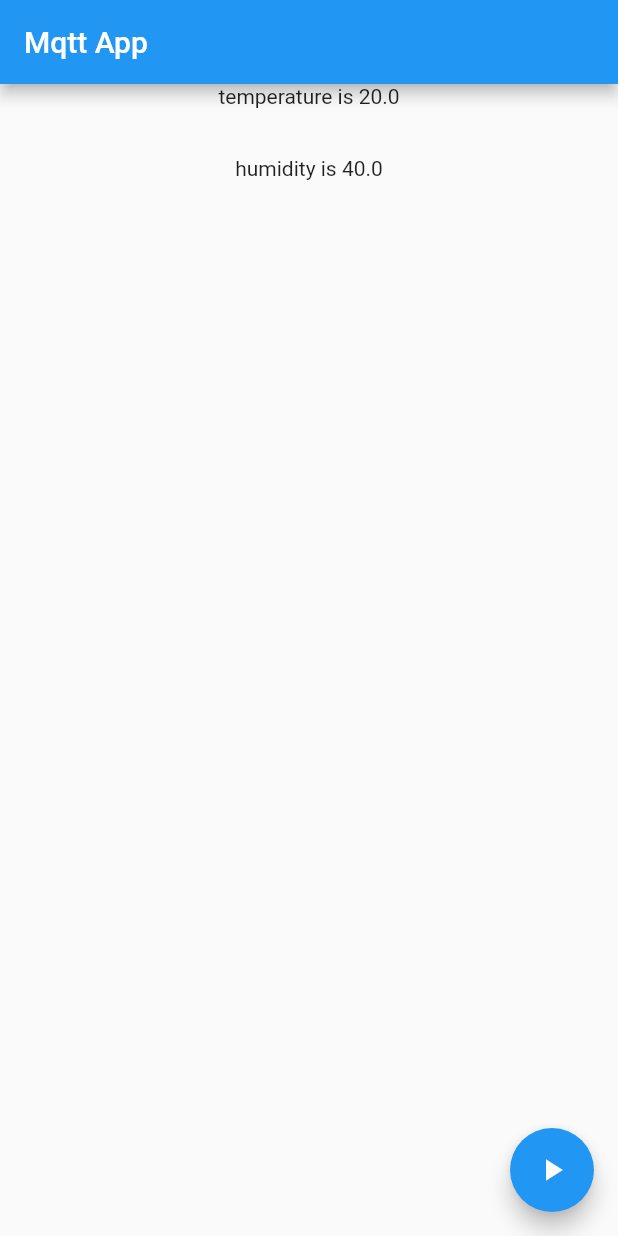
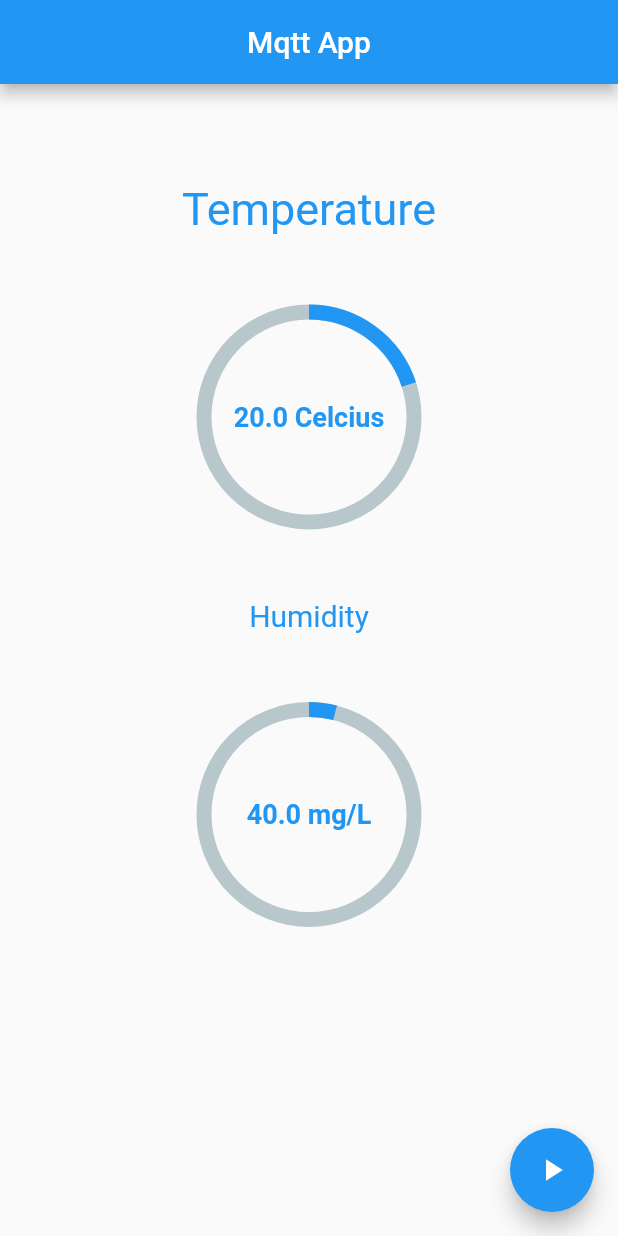
Before and after one commit to MBarakatTomatiki/mqtt-flutter, a Flutter app: the screen it shows after launch, after a tap on the "play arrow" icon, on a phone screen of 412 x 824 dp. Run offline on Flutter 3.47's test engine with Material 2 defaults, Android fonts, the phone set to English and light mode, and no system bars; drawn by our look-alikes of percent_indicator; missing offline and left inert: mqtt_client.

Commit message:
final code

```diff
--- a/lib/main.dart
+++ b/lib/main.dart
@@ -2,7 +2,7 @@ import 'package:flutter/material.dart';
 import 'package:mqtt_client/mqtt_client.dart';
 import 'dart:async';
 import 'dart:io';
-
+import 'package:percent_indicator/circular_percent_indicator.dart';
 
 void main() => runApp(MyApp());
 
@@ -14,6 +14,7 @@ class MyApp extends StatelessWidget {
       theme: ThemeData(
         primarySwatch: Colors.blue,
       ),
+      debugShowCheckedModeBanner: false,
       home: HomeApp(),
     );
   }
@@ -24,11 +25,8 @@ class HomeApp extends StatefulWidget {
   _HomeAppState createState() => _HomeAppState();
 }
 
-
 class _HomeAppState extends State<HomeApp> {
-
-  static final String broker = "soldier.cloudmqtt.com";
-
+  static String broker = "soldier.cloudmqtt.com";
   int port = 10755;
   String username = 'aypgvnsq';
   String passwd = 'vsbiDXU4OIlB';
@@ -37,6 +35,8 @@ class _HomeAppState extends State<HomeApp> {
   double _temp = 20;
   double _humd = 40;
 
+
+
 //  mqtt.MqttConnectionState connectionState;
 
   //StreamSubscription subscription;
@@ -44,7 +44,7 @@ class _HomeAppState extends State<HomeApp> {
 
   //
 
-  final MqttClient client = MqttClient(broker, '');
+  MqttClient client = MqttClient(broker, '');
 
   Future<void> _connect() async {
     /// A websocket URL must start with ws:// or wss:// or Dart will throw an exception, consult your websocket MQTT broker
@@ -57,19 +57,27 @@ class _HomeAppState extends State<HomeApp> {
     /// You can also supply your own websocket protocol list or disable this feature using the websocketProtocols
     /// setter, read the API docs for further details here, the vast majority of brokers will support the client default
     /// list so in most cases you can ignore this.
-  client.port = port;
+    // client.port = port;
 
     /// Set logging on if needed, defaults to off
-  client.logging(on: false);
+    // client.logging(on: false);
 
     /// If you intend to use a keep alive value in your connect message that is not the default(60s)
     /// you must set it here
-  client.keepAlivePeriod = 20;
+    /// client.keepAlivePeriod = 20;
 
     /// Add the unsolicited disconnection callback
     client.onDisconnected = onDisconnected;
 
     /// Add the successful connection callback
+    client.onConnected = onConnected;
+
+    //
+    client = MqttClient(broker, '');
+    client.port = port;
+    client.logging(on: true);
+    client.keepAlivePeriod = 30;
+    client.onDisconnected = onDisconnected;
     client.onConnected = onConnected;
 
     /// Add a subscribed callback, there is also an unsubscribed callback if you need it.
@@ -88,11 +96,9 @@ class _HomeAppState extends State<HomeApp> {
     /// and clean session, an example of a specific one below.
     final MqttConnectMessage connMess = MqttConnectMessage()
         .withClientIdentifier(clientIdentifier)
-      .keepAliveFor(20) // Must agree with the keep alive set above or not set
-      .withWillTopic('willtopic') // If you set this you must set a will message
-      .withWillMessage('My Will message')
         .startClean() // Non persistent session for testing
-      .withWillQos(MqttQos.atLeastOnce);
+        .keepAliveFor(30)
+        .withWillQos(MqttQos.atMostOnce);
     print('EXAMPLE::Mosquitto client connecting....');
     client.connectionMessage = connMess;
 
@@ -100,7 +106,7 @@ class _HomeAppState extends State<HomeApp> {
     /// in some circumstances the broker will just disconnect us, see the spec about this, we however eill
     /// never send malformed messages.
     try {
-    await client.connect();
+      await client.connect(username, passwd);
     } on Exception catch (e) {
       print('EXAMPLE::client exception - $e');
       client.disconnect();
@@ -130,7 +136,9 @@ class _HomeAppState extends State<HomeApp> {
           MqttPublishPayload.bytesToStringAsString(recMess.payload.message);
 
       setState(() {
+        if (c[0].topic == topic) {
           _temp = double.parse(pt);
+        }
       });
 
       /// The above may seem a little convoluted for users only interested in the
@@ -144,20 +152,23 @@ class _HomeAppState extends State<HomeApp> {
       const String topic2 = 'humd'; // Not a wildcard topic
       client.subscribe(topic2, MqttQos.atLeastOnce);
 
-    client.updates.listen((List<MqttReceivedMessage<MqttMessage>> d)
-    {
+      client.updates.listen((List<MqttReceivedMessage<MqttMessage>> d) {
         final MqttPublishMessage recMess2 = d[0].payload;
-      final String ph = MqttPublishPayload.bytesToStringAsString(recMess2.payload.message);
+        final String ph =
+            MqttPublishPayload.bytesToStringAsString(recMess2.payload.message);
         setState(() {
+          if (d[0].topic == topic2) {
             _humd = double.parse(ph);
+            if (_humd>999){
+              _humd = 999;
+            }
+          }
         });
 
         print(
             'EXAMPLE::Change notification:: topic is <${d[0].topic}>, payload is <-- $ph -->');
         print('');
-    }
-    );
-
+      });
     });
 
     /// If needed you can listen for published messages that have completed the publishing
@@ -169,8 +180,8 @@ class _HomeAppState extends State<HomeApp> {
     });
 
     print('EXAMPLE::Disconnecting');
-  client.disconnect();
-  return 0;
+    // client.disconnect();
+    // return 0;
   }
 
   /// The subscribed callback
@@ -198,23 +209,77 @@ void pong() {
     print('EXAMPLE::Ping response client callback invoked');
   }
 
-
   @override
   Widget build(BuildContext context) {
     return Scaffold(
       appBar: AppBar(
         title: Text('Mqtt App'),
+        centerTitle: true,
       ),
-      body: Center(
-          child: Column(
+      body: Column(
         children: [
-          Text('temperature is $_temp'),
           Padding(
-            padding: EdgeInsets.all(16.0),
+            padding: EdgeInsets.all(30.0),
           ),
-          Text('humidity is $_humd'),
+          Padding(
+            padding: EdgeInsets.all(6.0),
+            child: Container(
+              child: Center(
+                child: Text(
+                  'Temperature',
+                  style: TextStyle(color: Colors.blue, fontSize: 30.0),
+                ),
+              ),
+            ),
+          ),
+          Padding(
+            padding: EdgeInsets.all(20.0),
+          ),
+          CircularPercentIndicator(
+            radius: 150.0,
+            lineWidth: 10.0,
+            percent: (_temp / 100),
+            center: Text(
+              "$_temp Celcius",
+              style: TextStyle(
+                color: Colors.blue,
+                fontSize: 18.0,
+                fontWeight: FontWeight.bold,
+              ),
+            ),
+            progressColor: Colors.blue,
+          ),
+          Padding(
+            padding: EdgeInsets.all(20.0),
+          ),
+          Padding(
+            padding: EdgeInsets.all(6.0),
+            child: Container(
+              child: Center(
+                child: Text('Humidity',
+                    style: TextStyle(color: Colors.blue, fontSize: 20.0)),
+              ),
+            ),
+          ),
+          Padding(
+            padding: EdgeInsets.all(20.0),
+          ),
+          CircularPercentIndicator(
+            radius: 150.0,
+            lineWidth: 10.0,
+            percent: (_humd/1000),
+            center: Text(
+              "$_humd mg/L",
+              style: TextStyle(
+                color: Colors.blue,
+                fontSize: 18.0,
+                fontWeight: FontWeight.bold,
+              ),
+            ),
+            progressColor: Colors.blue,
+          ),
         ],
-      )),
+      ),
       floatingActionButton: FloatingActionButton(
         onPressed: _connect,
         tooltip: 'Play',
```
Also changed, not shown: lib/main4.dart (added, +231 -0 lines), pubspec.yaml (+7 -0 lines), assets/app_icon.png (added), pubspec.lock, 28 other files. Lines whose indentation alone changed are shown as unchanged.
